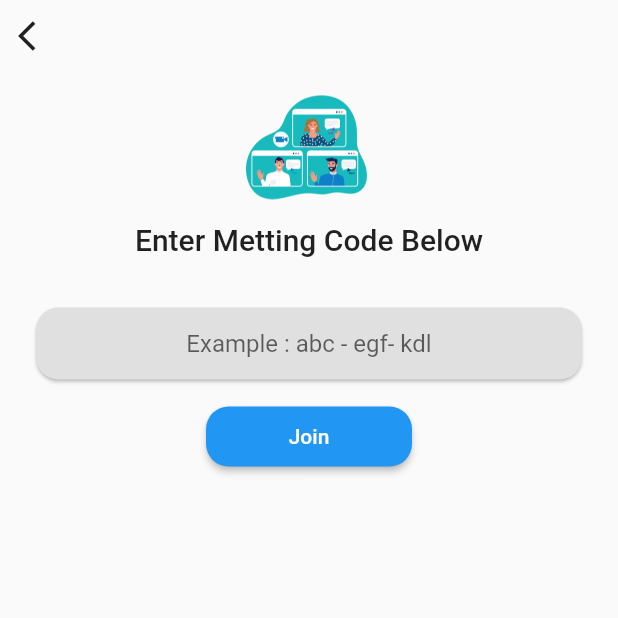
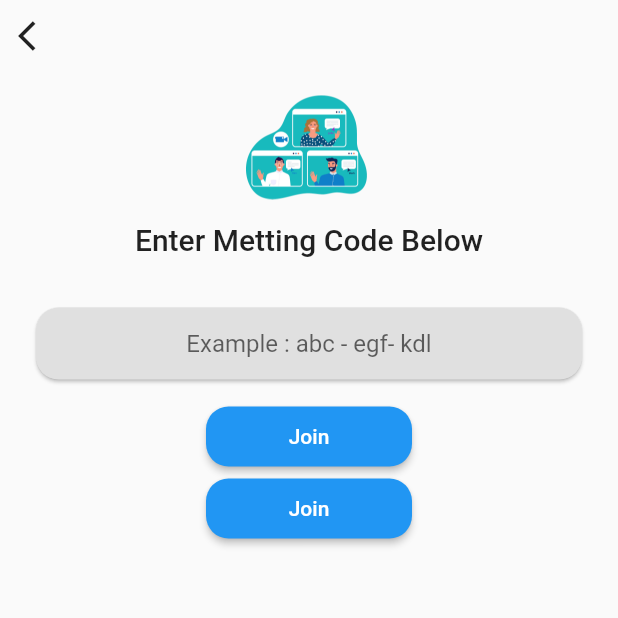
Before and after one commit to Rasedislam12/metting-app-ui, a Flutter app: the joinpage screen opened directly, on a phone screen of 412 x 824 dp, the top half of it. Run offline on Flutter 3.47's test engine with Material 2 defaults, Android fonts, the phone set to English and light mode, and no system bars; our stand-ins replace get; missing offline and left inert: agora_uikit; network calls fail.

Commit message:
second commit

```diff
--- a/lib/pages/joinpage.dart
+++ b/lib/pages/joinpage.dart
@@ -66,6 +66,19 @@ class _joinpageState extends State<joinpage> {
                       borderRadius: BorderRadius.circular(15))),
             ),
           ),
+          Padding(
+            padding: const EdgeInsets.fromLTRB(10, 0, 10, 0),
+            child: ElevatedButton(
+              onPressed: () {
+                Get.to(videocall());
+              },
+              child: Text('Join'),
+              style: ElevatedButton.styleFrom(
+                  fixedSize: Size(MediaQuery.of(context).size.width / 3, 40),
+                  shape: RoundedRectangleBorder(
+                      borderRadius: BorderRadius.circular(15))),
+            ),
+          ),
         ],
       )),
     );
```
